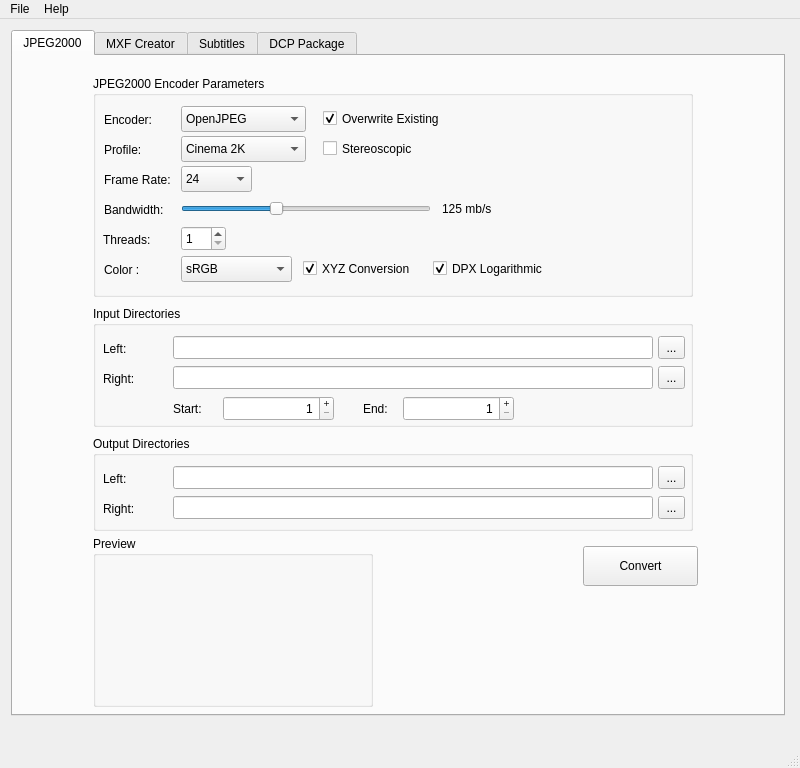
First picture: the form in gui/mainwindow.ui, repository mamay/OpenDCP, before the edit.
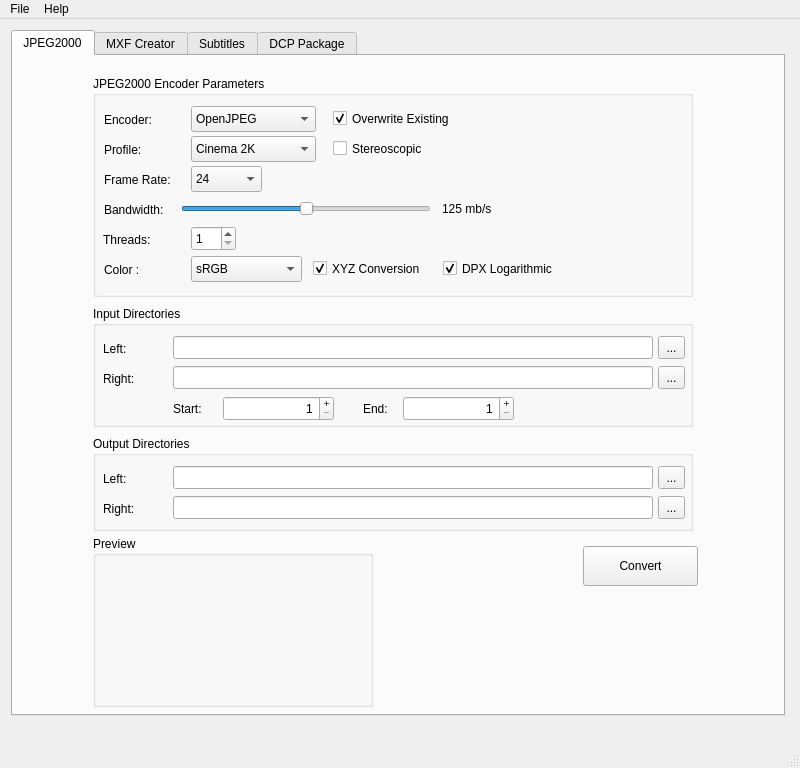
Second picture: the form after the edit. Icons and pictures are not drawn.

```diff
--- a/gui/mainwindow.ui
+++ b/gui/mainwindow.ui
@@ -372,9 +372,9 @@
            <widget class="QCheckBox" name="dpxLogCheckBox">
             <property name="geometry">
              <rect>
-              <x>340</x>
+              <x>350</x>
               <y>180</y>
-              <width>130</width>
+              <width>191</width>
               <height>25</height>
              </rect>
             </property>
@@ -437,7 +437,7 @@
            <widget class="QComboBox" name="encoderComboBox">
             <property name="geometry">
              <rect>
-              <x>88</x>
+              <x>98</x>
               <y>30</y>
               <width>125</width>
               <height>26</height>
@@ -503,7 +503,7 @@
              </size>
             </property>
             <property name="minimum">
-             <number>50</number>
+             <number>0</number>
             </property>
             <property name="maximum">
              <number>250</number>
@@ -514,11 +514,14 @@
             <property name="orientation">
              <enum>Qt::Horizontal</enum>
             </property>
+            <property name="tickPosition">
+             <enum>QSlider::NoTicks</enum>
+            </property>
            </widget>
            <widget class="QSpinBox" name="threadsSpinBox">
             <property name="geometry">
              <rect>
-              <x>88</x>
+              <x>98</x>
               <y>150</y>
               <width>45</width>
               <height>25</height>
@@ -543,9 +546,9 @@
            <widget class="QCheckBox" name="stereoscopicCheckBox">
             <property name="geometry">
              <rect>
-              <x>230</x>
+              <x>240</x>
               <y>60</y>
-              <width>105</width>
+              <width>191</width>
               <height>25</height>
              </rect>
             </property>
@@ -599,7 +602,7 @@
            <widget class="QComboBox" name="profileComboBox">
             <property name="geometry">
              <rect>
-              <x>88</x>
+              <x>98</x>
               <y>60</y>
               <width>125</width>
               <height>26</height>
@@ -687,9 +690,9 @@
            <widget class="QCheckBox" name="overwritej2kCB">
             <property name="geometry">
              <rect>
-              <x>230</x>
+              <x>240</x>
               <y>30</y>
-              <width>151</width>
+              <width>201</width>
               <height>25</height>
              </rect>
             </property>
@@ -718,7 +721,7 @@
            <widget class="QComboBox" name="frameRateComboBox">
             <property name="geometry">
              <rect>
-              <x>88</x>
+              <x>98</x>
               <y>90</y>
               <width>71</width>
               <height>26</height>
@@ -770,7 +773,7 @@
            <widget class="QCheckBox" name="xyzCheckBox">
             <property name="geometry">
              <rect>
-              <x>210</x>
+              <x>220</x>
               <y>180</y>
               <width>124</width>
               <height>25</height>
@@ -804,7 +807,7 @@
            <widget class="QComboBox" name="colorComboBox">
             <property name="geometry">
              <rect>
-              <x>88</x>
+              <x>98</x>
               <y>180</y>
               <width>111</width>
               <height>26</height>
```
Left out of the diff: 3 changed lines with no effect on the pictures.
